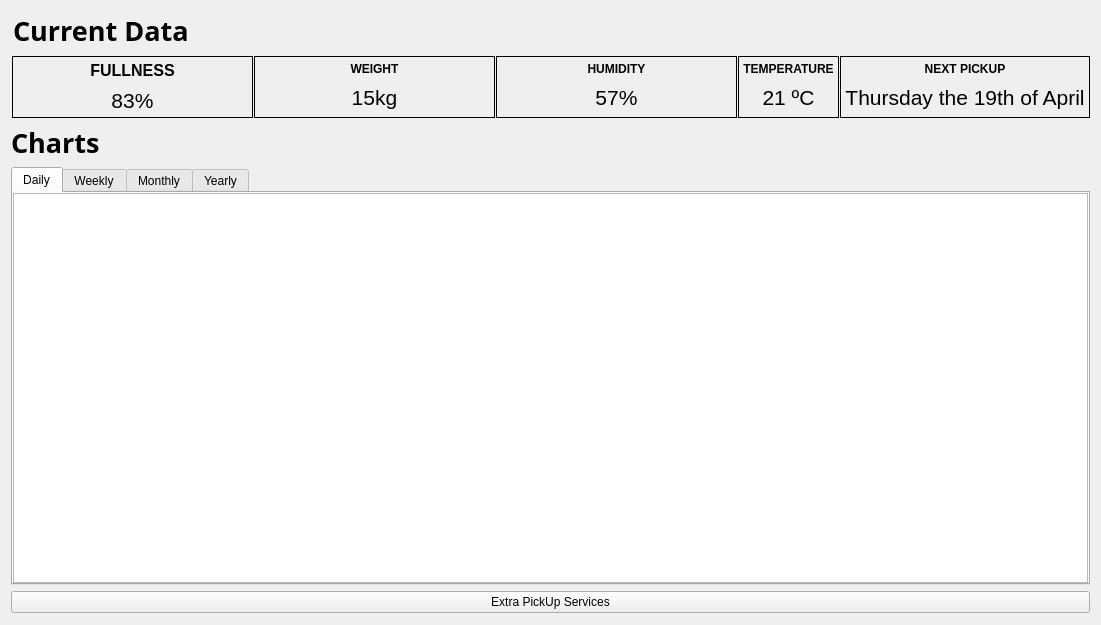
First picture: the form in datawindow.ui, repository EduPonz/SmartTrashCan_B376, before the edit.
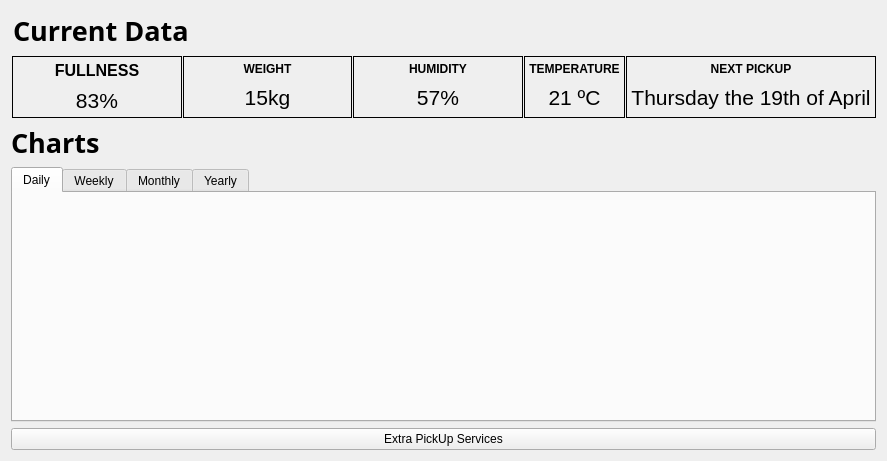
Second picture: the form after the edit. Icons and pictures are not drawn.

What changed in the file:
```diff
--- a/datawindow.ui
+++ b/datawindow.ui
@@ -6,8 +6,8 @@
    <rect>
     <x>0</x>
     <y>0</y>
-    <width>1101</width>
-    <height>625</height>
+    <width>887</width>
+    <height>461</height>
    </rect>
   </property>
   <property name="sizePolicy">
@@ -143,7 +143,7 @@
                  <string>FULLNESS</string>
                 </property>
                 <property name="checkable">
-                 <bool>true</bool>
+                 <bool>false</bool>
                 </property>
                 <property name="flat">
                  <bool>true</bool>
@@ -161,7 +161,7 @@
                  <string>83%</string>
                 </property>
                 <property name="checkable">
-                 <bool>true</bool>
+                 <bool>false</bool>
                 </property>
                 <property name="checked">
                  <bool>false</bool>
@@ -207,7 +207,7 @@
                  <string>WEIGHT</string>
                 </property>
                 <property name="checkable">
-                 <bool>true</bool>
+                 <bool>false</bool>
                 </property>
                 <property name="flat">
                  <bool>true</bool>
@@ -225,7 +225,7 @@
                  <string>15kg</string>
                 </property>
                 <property name="checkable">
-                 <bool>true</bool>
+                 <bool>false</bool>
                 </property>
                 <property name="flat">
                  <bool>true</bool>
@@ -268,7 +268,7 @@
                  <string>HUMIDITY</string>
                 </property>
                 <property name="checkable">
-                 <bool>true</bool>
+                 <bool>false</bool>
                 </property>
                 <property name="flat">
                  <bool>true</bool>
@@ -286,7 +286,7 @@
                  <string>57%</string>
                 </property>
                 <property name="checkable">
-                 <bool>true</bool>
+                 <bool>false</bool>
                 </property>
                 <property name="flat">
                  <bool>true</bool>
@@ -329,7 +329,7 @@
                  <string>TEMPERATURE</string>
                 </property>
                 <property name="checkable">
-                 <bool>true</bool>
+                 <bool>false</bool>
                 </property>
                 <property name="flat">
                  <bool>true</bool>
@@ -347,7 +347,7 @@
                  <string>21 ºC</string>
                 </property>
                 <property name="checkable">
-                 <bool>true</bool>
+                 <bool>false</bool>
                 </property>
                 <property name="flat">
                  <bool>true</bool>
@@ -390,7 +390,7 @@
                  <string>NEXT PICKUP</string>
                 </property>
                 <property name="checkable">
-                 <bool>true</bool>
+                 <bool>false</bool>
                 </property>
                 <property name="flat">
                  <bool>true</bool>
@@ -408,7 +408,7 @@
                  <string>Thursday the 19th of April</string>
                 </property>
                 <property name="checkable">
-                 <bool>true</bool>
+                 <bool>false</bool>
                 </property>
                 <property name="flat">
                  <bool>true</bool>
@@ -495,7 +495,7 @@
              <number>0</number>
             </property>
             <item>
-             <widget class="QGraphicsView" name="graphicsView"/>
+             <layout class="QVBoxLayout" name="verticalLayout_15"/>
             </item>
            </layout>
           </widget>
```
